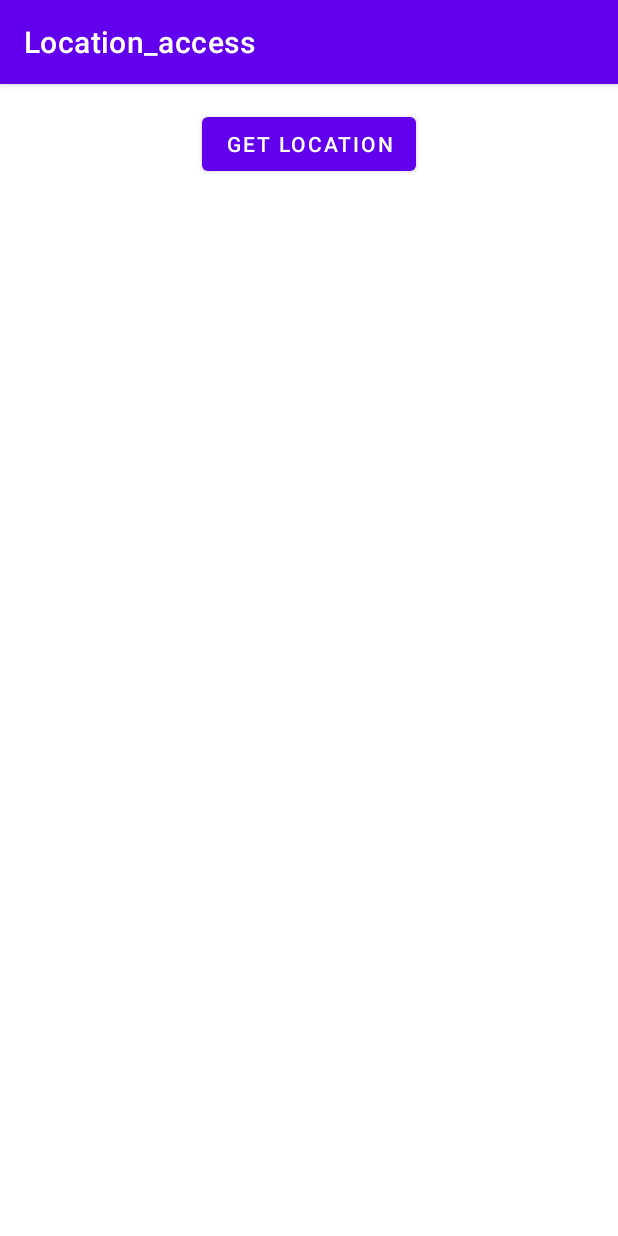
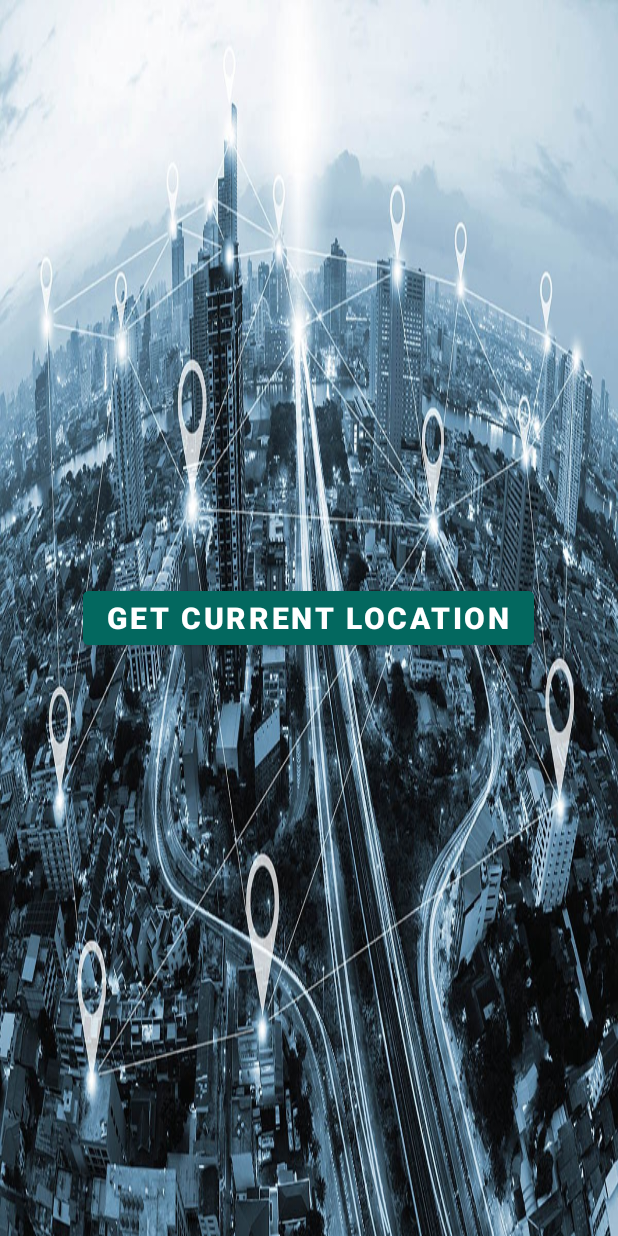
Before and after one commit to Zahara96/current-location, an Android app: the screen it shows after launch (MainActivity), on a phone screen of 412 x 824 dp. Run offline under Robolectric (Android 15) with nearby library versions, the phone set to English and light mode, and no system bars.

Commit message:
location access

```diff
--- a/app/src/main/AndroidManifest.xml
+++ b/app/src/main/AndroidManifest.xml
@@ -8,8 +8,8 @@
     <uses-permission android:name="android.permission.INTERNET"/>
     <application
         android:allowBackup="true"
-        android:icon="@mipmap/ic_launcher"
-        android:label="@string/app_name"
+        android:icon="@drawable/location_icon"
+        android:label="Current Location"
         android:roundIcon="@mipmap/ic_launcher_round"
         android:supportsRtl="true"
         android:theme="@style/Theme.Location_access">
--- a/app/src/main/res/layout/activity_main.xml
+++ b/app/src/main/res/layout/activity_main.xml
@@ -3,9 +3,9 @@
     xmlns:tools="http://schemas.android.com/tools"
     android:layout_width="match_parent"
     android:layout_height="match_parent"
-    android:orientation="vertical"
-    android:gravity="center_horizontal"
+    android:gravity="center"
     android:padding="16dp"
+    android:background="@drawable/lctn_background"
     tools:context=".MainActivity">
 
 
@@ -14,56 +14,12 @@
         android:layout_width="wrap_content"
         android:layout_height="wrap_content"
         android:text="@string/get_location"
+        android:backgroundTint="#03685F"
+        android:textStyle="bold"
+        android:textSize="20sp"
         />
-
-    <LinearLayout
-        android:layout_width="match_parent"
-        android:layout_height="wrap_content"
-        android:orientation="horizontal"
-        android:layout_marginTop="32dp">
-
-        <TextView
-            android:layout_width= "0dp"
-            android:layout_height="wrap_content"
-            android:layout_weight="1"
-            android:id="@+id/textView"/>
-
-
-        <TextView
-            android:layout_width= "0dp"
-            android:layout_height="wrap_content"
-            android:layout_weight="1"
-            android:id="@+id/textView2"/>
-
-    </LinearLayout>
-
-        <LinearLayout
-            android:layout_width="match_parent"
-            android:layout_height="wrap_content"
-            android:orientation="horizontal"
-            android:layout_marginTop="16dp">
 
 
 
-            <TextView
-                android:layout_width= "0dp"
-                android:layout_height="wrap_content"
-                android:layout_weight="1"
-                android:id="@+id/textView3"/>
-
-            <TextView
-                android:layout_width= "0dp"
-                android:layout_height="wrap_content"
-                android:layout_weight="1"
-                android:id="@+id/textView4"/>
-
-        </LinearLayout>
-
-        <TextView
-            android:layout_width= "match_parent"
-            android:layout_height="wrap_content"
-            android:layout_marginTop="16dp"
-            android:id="@+id/textView5"/>
-
 
 </LinearLayout>
--- a/app/src/main/res/values-night/themes.xml
+++ b/app/src/main/res/values-night/themes.xml
@@ -1,6 +1,6 @@
 <resources xmlns:tools="http://schemas.android.com/tools">
     <!-- Base application theme. -->
-    <style name="Theme.Location_access" parent="Theme.MaterialComponents.DayNight.DarkActionBar">
+    <style name="Theme.Location_access" parent="Theme.MaterialComponents.DayNight.NoActionBar">
         <!-- Primary brand color. -->
         <item name="colorPrimary">@color/purple_200</item>
         <item name="colorPrimaryVariant">@color/purple_700</item>
@@ -10,7 +10,7 @@
         <item name="colorSecondaryVariant">@color/teal_200</item>
         <item name="colorOnSecondary">@color/black</item>
         <!-- Status bar color. -->
-        <item name="android:statusBarColor" tools:targetApi="l">?attr/colorPrimaryVariant</item>
+        <item name="android:statusBarColor" tools:targetApi="l">?attr/colorSecondary</item>
         <!-- Customize your theme here. -->
     </style>
 </resources>
--- a/app/src/main/res/values/strings.xml
+++ b/app/src/main/res/values/strings.xml
@@ -2,5 +2,5 @@
     <string name="app_name">Location_access</string>
     <string name="next_page">Next Page</string>
     <string name="click_the_button_to_get_current_location">Click the button to get current location.</string>
-    <string name="get_location">Get Location</string>
+    <string name="get_location">Get Current Location</string>
 </resources>
--- a/app/src/main/res/values/themes.xml
+++ b/app/src/main/res/values/themes.xml
@@ -1,6 +1,6 @@
 <resources xmlns:tools="http://schemas.android.com/tools">
     <!-- Base application theme. -->
-    <style name="Theme.Location_access" parent="Theme.MaterialComponents.DayNight.DarkActionBar">
+    <style name="Theme.Location_access" parent="Theme.MaterialComponents.DayNight.NoActionBar">
         <!-- Primary brand color. -->
         <item name="colorPrimary">@color/purple_500</item>
         <item name="colorPrimaryVariant">@color/purple_700</item>
@@ -10,7 +10,7 @@
         <item name="colorSecondaryVariant">@color/teal_700</item>
         <item name="colorOnSecondary">@color/black</item>
         <!-- Status bar color. -->
-        <item name="android:statusBarColor" tools:targetApi="l">?attr/colorPrimaryVariant</item>
+        <item name="android:statusBarColor" tools:targetApi="l">?attr/colorSecondaryVariant</item>
         <!-- Customize your theme here. -->
     </style>
 </resources>
```
Also changed, not shown: app/src/main/java/com/example/location_access/MainActivity.java (+44 -20 lines), app/src/main/java/com/example/location_access/MainActivity2.java (+12 -14 lines), app/src/main/res/drawable/gradient.xml (added, +12 -0 lines), app/src/main/res/layout/activity_main2.xml (+15 -8 lines), app/src/main/res/drawable/click.jpg (added), app/src/main/res/drawable/lctn_background.jpg (added), app/src/main/res/drawable/location.jpg (added), app/src/main/res/drawable/location_icon.jpg (added).
